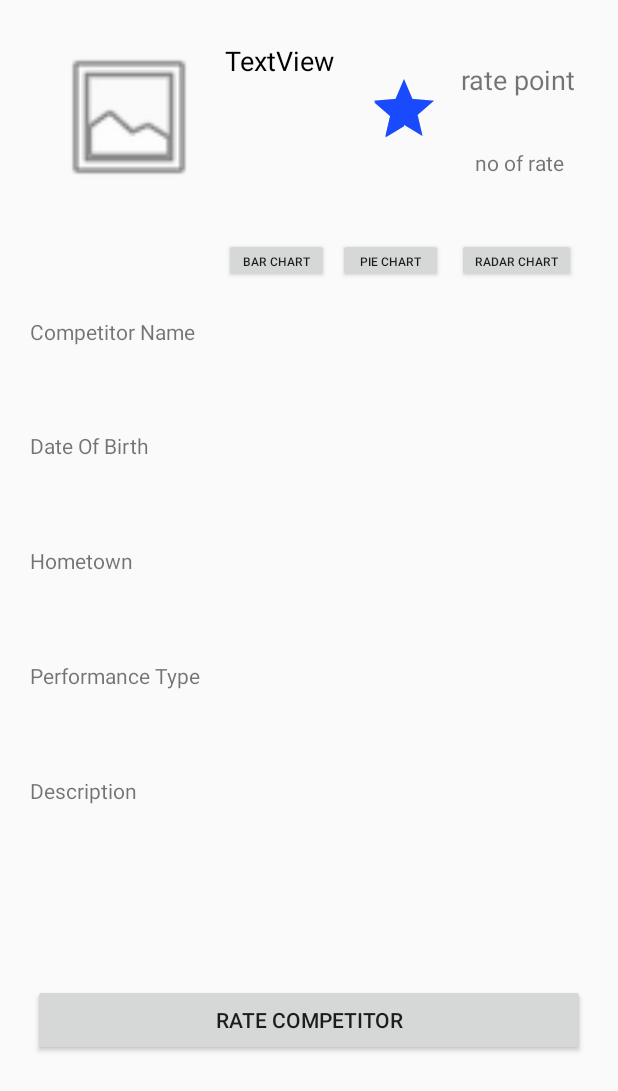
After one commit to SashikaMalawana/rate-me, an Android app: the layout event_round_competitor_profile.xml on its own in the app's theme, with its tools: preview values and no code run, on a phone screen of 412 x 824 dp. The commit adds this screen. Shown: the top 1091 px of the screen. Run offline under Robolectric (Android 15) with nearby library versions, the phone set to English and light mode, and no system bars.

Commit message:
Build event round competitor profile

```diff
--- a/app/src/main/AndroidManifest.xml
+++ b/app/src/main/AndroidManifest.xml
@@ -35,7 +35,8 @@
         <activity android:name=".AddRoundCompetitorActivity" />
         <activity android:name=".BarChartActivity" />
         <activity android:name=".PieChartActivity" />
-        <activity android:name=".RadarChartActivity"></activity>
+        <activity android:name=".RadarChartActivity" />
+        <activity android:name=".EventRoundCompetitorProfileActivity"></activity>
     </application>
 
 </manifest>
--- a/app/src/main/java/hello/com/eventratingapp/EventRoundHomeActivity.java
+++ b/app/src/main/java/hello/com/eventratingapp/EventRoundHomeActivity.java
@@ -178,8 +178,9 @@ public class EventRoundHomeActivity extends AppCompatActivity {
         jRoundCompetitorsListView.setOnItemClickListener(new AdapterView.OnItemClickListener() {
             @Override
             public void onItemClick(AdapterView<?> parent, View view, int position, long id) {
-                Intent intent = new Intent(EventRoundHomeActivity.this, EventCompetitorProfileActivity.class);
+                Intent intent = new Intent(EventRoundHomeActivity.this, EventRoundCompetitorProfileActivity.class);
                 intent.putExtra("currentEvent", eventNameFromIntent);
+                intent.putExtra("currentRound", roundNameFromIntent);
                 intent.putExtra("clickedItem", roundCompetitorsArrayList.get(position));
                 startActivity(intent);
             }
--- /dev/null
+++ b/app/src/main/res/layout/event_round_competitor_profile.xml
@@ -0,0 +1,224 @@
+<?xml version="1.0" encoding="utf-8"?>
+<android.support.constraint.ConstraintLayout xmlns:android="http://schemas.android.com/apk/res/android"
+    xmlns:app="http://schemas.android.com/apk/res-auto"
+    xmlns:tools="http://schemas.android.com/tools"
+    android:layout_width="match_parent"
+    android:layout_height="match_parent"
+    tools:context=".EventRoundCompetitorProfileActivity">
+
+    <android.support.constraint.ConstraintLayout
+        android:layout_width="match_parent"
+        android:layout_height="match_parent"
+        android:layout_margin="10dp"
+        android:padding="10dp"
+        tools:layout_editor_absoluteX="20dp"
+        tools:layout_editor_absoluteY="20dp">
+
+        <ImageView
+            android:id="@+id/xEventCompetitorProfileImageView"
+            android:layout_width="100dp"
+            android:layout_height="100dp"
+            android:layout_marginBottom="8dp"
+            android:layout_marginEnd="8dp"
+            android:layout_marginStart="8dp"
+            android:layout_marginTop="8dp"
+            app:layout_constraintBottom_toBottomOf="parent"
+            app:layout_constraintEnd_toEndOf="parent"
+            app:layout_constraintHorizontal_bias="0.032"
+            app:layout_constraintStart_toStartOf="parent"
+            app:layout_constraintTop_toTopOf="parent"
+            app:layout_constraintVertical_bias="0.0"
+            app:srcCompat="@android:drawable/ic_menu_gallery" />
+
+        <RatingBar
+            android:id="@+id/xAverageRatingBar"
+            android:layout_width="wrap_content"
+            android:layout_height="wrap_content"
+            android:layout_marginBottom="8dp"
+            android:layout_marginTop="8dp"
+            android:isIndicator="true"
+            android:numStars="1"
+            android:rating="10"
+            app:layout_constraintBottom_toBottomOf="parent"
+            app:layout_constraintEnd_toEndOf="parent"
+            app:layout_constraintHorizontal_bias="0.696"
+            app:layout_constraintStart_toStartOf="parent"
+            app:layout_constraintTop_toTopOf="parent"
+            app:layout_constraintVertical_bias="0.029" />
+
+        <TextView
+            android:id="@+id/xWeightedAverageRatingTextView"
+            android:layout_width="wrap_content"
+            android:layout_height="wrap_content"
+            android:layout_marginBottom="8dp"
+            android:layout_marginEnd="8dp"
+            android:layout_marginLeft="8dp"
+            android:layout_marginRight="8dp"
+            android:layout_marginStart="8dp"
+            android:layout_marginTop="8dp"
+            android:text="rate point"
+            android:textSize="18sp"
+            app:layout_constraintBottom_toBottomOf="parent"
+            app:layout_constraintEnd_toEndOf="parent"
+            app:layout_constraintHorizontal_bias="1.0"
+            app:layout_constraintStart_toStartOf="parent"
+            app:layout_constraintTop_toTopOf="parent"
+            app:layout_constraintVertical_bias="0.017" />
+
+        <TextView
+            android:id="@+id/xNoOfRatingsTextView"
+            android:layout_width="wrap_content"
+            android:layout_height="wrap_content"
+            android:layout_marginBottom="8dp"
+            android:layout_marginEnd="8dp"
+            android:layout_marginLeft="8dp"
+            android:layout_marginRight="8dp"
+            android:layout_marginStart="8dp"
+            android:layout_marginTop="8dp"
+            android:text="no of rate"
+            app:layout_constraintBottom_toBottomOf="parent"
+            app:layout_constraintEnd_toEndOf="parent"
+            app:layout_constraintHorizontal_bias="0.973"
+            app:layout_constraintStart_toStartOf="parent"
+            app:layout_constraintTop_toTopOf="parent"
+            app:layout_constraintVertical_bias="0.094" />
+
+        <Button
+            android:id="@+id/xBarChartButton"
+            android:layout_width="70dp"
+            android:layout_height="30dp"
+            android:layout_marginBottom="8dp"
+            android:layout_marginEnd="8dp"
+            android:layout_marginStart="8dp"
+            android:layout_marginTop="8dp"
+            android:text="Bar Chart"
+            android:textSize="8sp"
+            app:layout_constraintBottom_toBottomOf="parent"
+            app:layout_constraintEnd_toEndOf="parent"
+            app:layout_constraintHorizontal_bias="0.424"
+            app:layout_constraintStart_toStartOf="parent"
+            app:layout_constraintTop_toTopOf="parent"
+            app:layout_constraintVertical_bias="0.177" />
+
+        <Button
+            android:id="@+id/xPieChartButton"
+            android:layout_width="70dp"
+            android:layout_height="30dp"
+            android:layout_marginBottom="8dp"
+            android:layout_marginEnd="8dp"
+            android:layout_marginStart="8dp"
+            android:layout_marginTop="8dp"
+            android:text="Pie Chart"
+            android:textSize="8sp"
+            app:layout_constraintBottom_toBottomOf="parent"
+            app:layout_constraintEnd_toEndOf="parent"
+            app:layout_constraintHorizontal_bias="0.69"
+            app:layout_constraintStart_toStartOf="parent"
+            app:layout_constraintTop_toTopOf="parent"
+            app:layout_constraintVertical_bias="0.177" />
+
+        <Button
+            android:id="@+id/xRadarChartButton"
+            android:layout_width="79dp"
+            android:layout_height="30dp"
+            android:layout_marginBottom="8dp"
+            android:layout_marginEnd="8dp"
+            android:layout_marginStart="8dp"
+            android:layout_marginTop="8dp"
+            android:text="Radar Chart"
+            android:textSize="8sp"
+            app:layout_constraintBottom_toBottomOf="parent"
+            app:layout_constraintEnd_toEndOf="parent"
+            app:layout_constraintHorizontal_bias="1.0"
+            app:layout_constraintStart_toStartOf="parent"
+            app:layout_constraintTop_toTopOf="parent"
+            app:layout_constraintVertical_bias="0.177" />
+
+        <TextView
+            android:id="@+id/xCompetitorNameTextView"
+            android:layout_width="match_parent"
+            android:layout_height="wrap_content"
+            android:text="Competitor Name"
+            app:layout_constraintBottom_toBottomOf="parent"
+            app:layout_constraintEnd_toEndOf="parent"
+            app:layout_constraintStart_toStartOf="parent"
+            app:layout_constraintTop_toTopOf="parent"
+            app:layout_constraintVertical_bias="0.250" />
+
+        <TextView
+            android:id="@+id/xDateOfBirthTextView"
+            android:layout_width="match_parent"
+            android:layout_height="wrap_content"
+            android:text="Date Of Birth"
+            app:layout_constraintBottom_toBottomOf="parent"
+            app:layout_constraintEnd_toEndOf="parent"
+            app:layout_constraintStart_toStartOf="parent"
+            app:layout_constraintTop_toTopOf="parent"
+            app:layout_constraintVertical_bias="0.350" />
+
+        <TextView
+            android:id="@+id/xHometownTextView"
+            android:layout_width="match_parent"
+            android:layout_height="wrap_content"
+            android:text="Hometown"
+            app:layout_constraintBottom_toBottomOf="parent"
+            app:layout_constraintEnd_toEndOf="parent"
+            app:layout_constraintStart_toStartOf="parent"
+            app:layout_constraintTop_toTopOf="parent"
+            app:layout_constraintVertical_bias="0.450" />
+
+        <TextView
+            android:id="@+id/xPerformanceTypeTextView"
+            android:layout_width="match_parent"
+            android:layout_height="wrap_content"
+            android:text="Performance Type"
+            app:layout_constraintBottom_toBottomOf="parent"
+            app:layout_constraintEnd_toEndOf="parent"
+            app:layout_constraintStart_toStartOf="parent"
+            app:layout_constraintTop_toTopOf="parent"
+            app:layout_constraintVertical_bias="0.550" />
+
+        <TextView
+            android:id="@+id/xDescriptionTextView"
+            android:layout_width="match_parent"
+            android:layout_height="wrap_content"
+            android:text="Description"
+            app:layout_constraintBottom_toBottomOf="parent"
+            app:layout_constraintEnd_toEndOf="parent"
+            app:layout_constraintStart_toStartOf="parent"
+            app:layout_constraintTop_toTopOf="parent"
+            app:layout_constraintVertical_bias="0.650" />
+
+        <Button
+            android:id="@+id/xRateCompetitorButton"
+            android:layout_width="368dp"
+            android:layout_height="wrap_content"
+            android:layout_marginTop="8dp"
+            android:text="Rate Competitor"
+            app:layout_constraintBottom_toBottomOf="parent"
+            app:layout_constraintEnd_toEndOf="parent"
+            app:layout_constraintStart_toStartOf="parent"
+            app:layout_constraintTop_toTopOf="parent"
+            app:layout_constraintVertical_bias="0.863" />
+
+        <TextView
+            android:id="@+id/xRoundNameTextView"
+            android:layout_width="wrap_content"
+            android:layout_height="wrap_content"
+            android:layout_marginBottom="8dp"
+            android:layout_marginEnd="8dp"
+            android:layout_marginStart="8dp"
+            android:layout_marginTop="8dp"
+            android:text="TextView"
+            android:textColor="@android:color/black"
+            android:textSize="18sp"
+            app:layout_constraintBottom_toBottomOf="parent"
+            app:layout_constraintEnd_toEndOf="parent"
+            app:layout_constraintHorizontal_bias="0.43"
+            app:layout_constraintStart_toStartOf="parent"
+            app:layout_constraintTop_toTopOf="parent"
+            app:layout_constraintVertical_bias="0.0" />
+
+    </android.support.constraint.ConstraintLayout>
+
+</android.support.constraint.ConstraintLayout>
```
Also changed, not shown: app/src/main/java/hello/com/eventratingapp/EventRoundCompetitorProfileActivity.java (added, +234 -0 lines).
